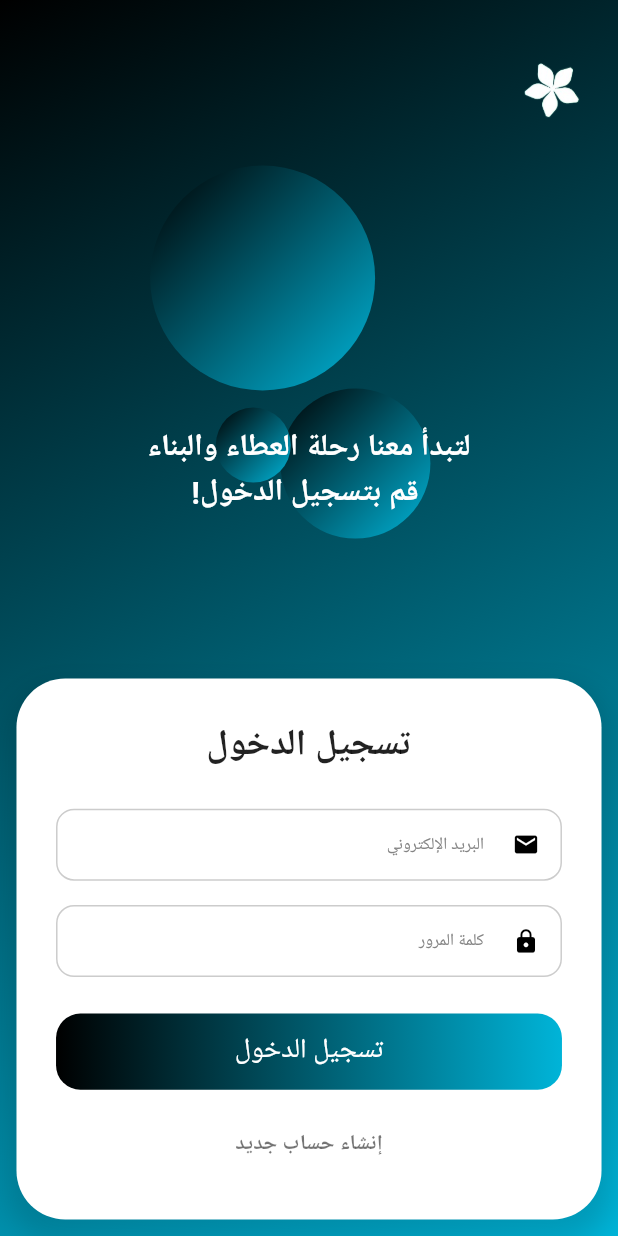
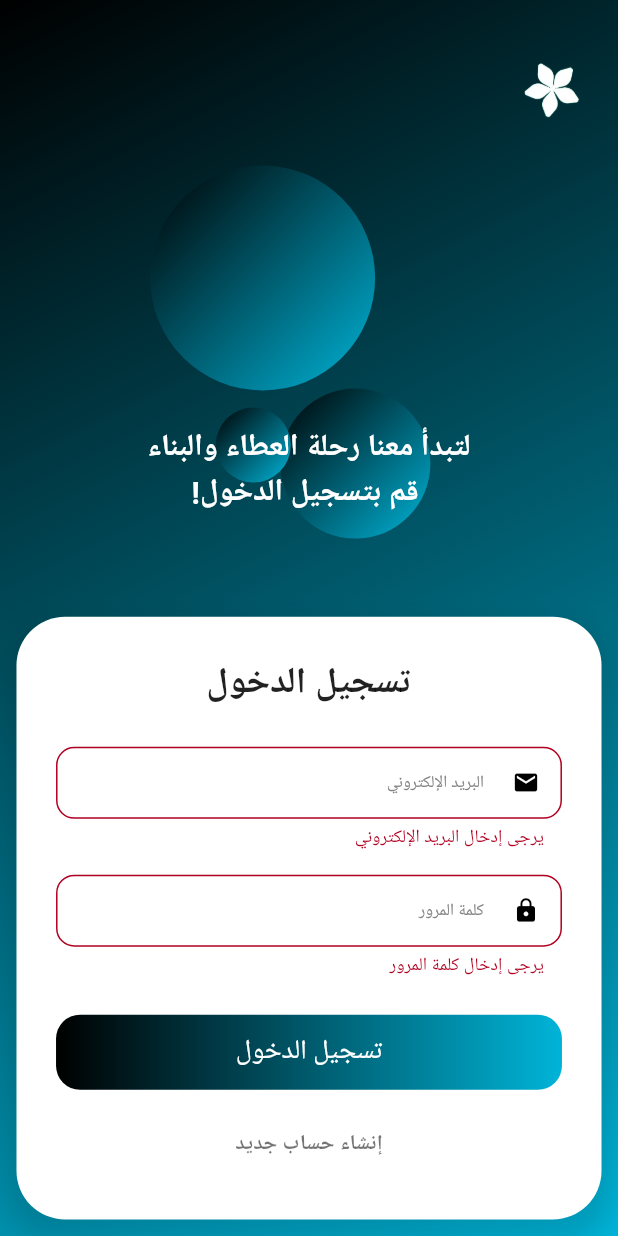
Before and after one commit to hiba-alsayed/theCommunity_app, a Flutter app: the screen it shows after launch, after a tap on "تسجيل الدخول", on a phone screen of 412 x 824 dp. Run offline on Flutter 3.47's test engine with Material 3 defaults, Android fonts, the phone set to English and light mode, and no system bars; drawn by our look-alikes of flutter_animate; our stand-ins replace animated_splash_screen, audioplayers, bloc, carousel_slider, dartz, equatable and 18 more; accounts and stored records are empty; Roboto replaces fonts that are missing (Cairo).

Commit message:
initial commit

```diff
--- a/lib/features/login/presentation/bloc/login_bloc.dart
+++ b/lib/features/login/presentation/bloc/login_bloc.dart
@@ -23,9 +23,18 @@ class LoginBloc extends Bloc<LoginEvent, LoginState> {
       );
 
       result.fold(
-            (failure) => emit(LoginFailure(('حدث خطأ أثناء تسجيل الدخول'))),
+            (failure) => emit(LoginFailure(_mapFailureToMessage(failure))),
             (user) => emit(LoginSuccess(user)),
       );
     });
   }
+  String _mapFailureToMessage(Failure failure) {
+    if (failure is ServerFailure) {
+      return 'خطأ في الخادم. حاول مرة أخرى.';
+    } else if (failure is OfflineFailure ) {
+      return 'لا يوجد اتصال بالإنترنت';
+    } else {
+      return 'حدث خطأ غير متوقع. حاول مرة أخرى.';
+    }
+  }
 }
--- a/lib/features/login/presentation/pages/login_page.dart
+++ b/lib/features/login/presentation/pages/login_page.dart
@@ -170,6 +170,16 @@ class _LoginPageState extends State<LoginPage> {
                               borderRadius: BorderRadius.circular(12.r),
                             ),
                           ),
+                          validator: (value) {
+                            if (value == null || value.trim().isEmpty) {
+                              return 'يرجى إدخال البريد الإلكتروني';
+                            }
+                            final emailRegex = RegExp(r'^[\w-\.]+@([\w-]+\.)+[\w-]{2,4}$');
+                            if (!emailRegex.hasMatch(value.trim())) {
+                              return 'يرجى إدخال بريد إلكتروني صالح';
+                            }
+                            return null;
+                          },
                         ),
                         SizedBox(height: 16.h),
                         TextFormField(
@@ -186,29 +196,42 @@ class _LoginPageState extends State<LoginPage> {
                               borderRadius: BorderRadius.circular(12.r),
                             ),
                           ),
+                          validator: (value) {
+                            if (value == null || value.isEmpty) {
+                              return 'يرجى إدخال كلمة المرور';
+                            }
+                            if (value.length < 6) {
+                              return 'كلمة المرور يجب أن تكون 6 أحرف على الأقل';
+                            }
+                            return null;
+                          },
                         ),
                         SizedBox(height: 24.h),
-                        Container(
+                        state is LoginLoading
+                            ? const LoadingWidget()
+                            : Container(
                           decoration: BoxDecoration(
-                            gradient: LinearGradient(
+                            gradient: const LinearGradient(
                               colors: [Colors.black, Color(0xFF00B4D8)],
                             ),
-                            borderRadius: BorderRadius.circular(16.r),
+                            borderRadius: BorderRadius.circular(16),
                           ),
                           child: ElevatedButton(
                             style: ElevatedButton.styleFrom(
                               backgroundColor: Colors.transparent,
                               shadowColor: Colors.transparent,
                               foregroundColor: Colors.white,
-                              minimumSize: Size(double.infinity, 50.h),
+                              minimumSize: const Size(double.infinity, 50),
                               shape: RoundedRectangleBorder(
-                                borderRadius: BorderRadius.circular(16.r),
+                                borderRadius: BorderRadius.circular(16),
                               ),
                             ),
                             onPressed: _onLoginPressed,
-                            child: Text(
+                            child: const Text(
                               'تسجيل الدخول',
-                              style: TextStyle(fontSize: 18.sp),
+                              style: TextStyle(
+                                fontSize: 18,
+                              ),
                             ),
                           ),
                         ),
--- a/lib/main.dart
+++ b/lib/main.dart
@@ -84,5 +84,3 @@ class MyApp extends StatelessWidget {
     );
   }
 }
-
-//hiba hello from login
```
